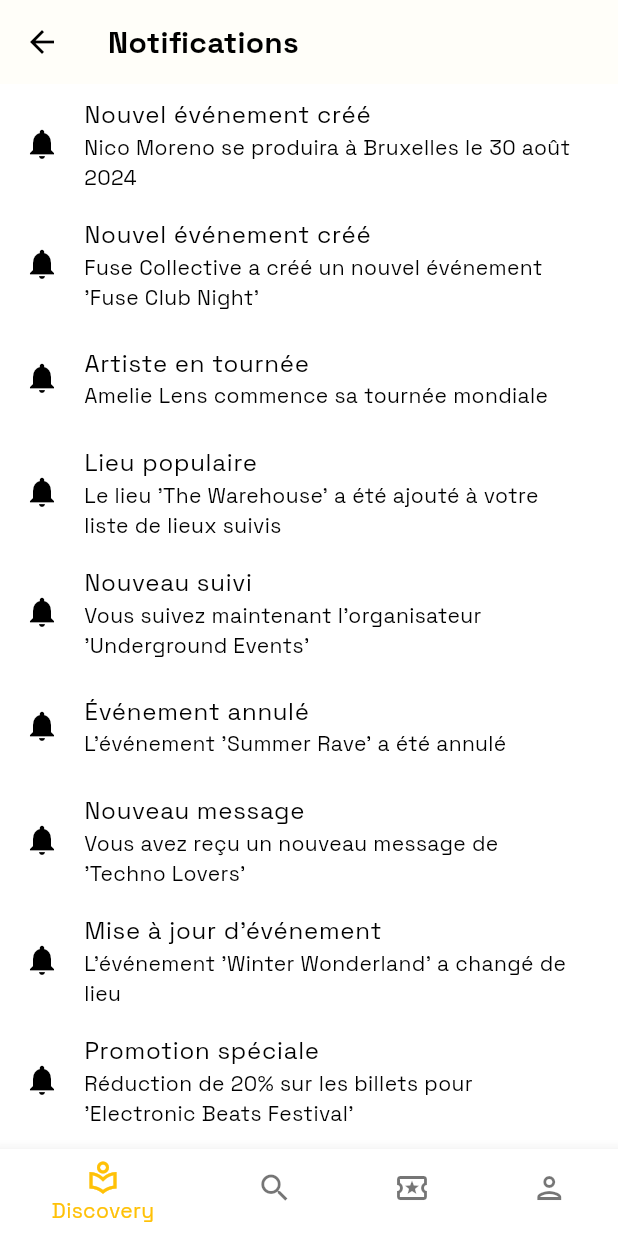
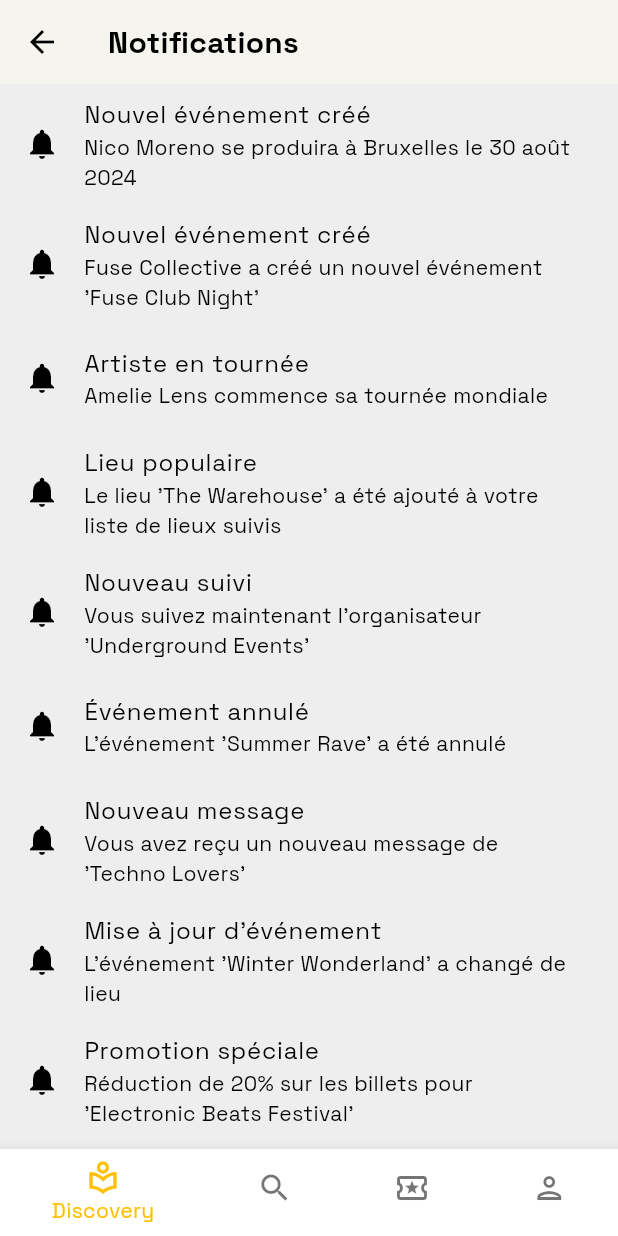
Before and after one commit to SwayLtd/Sway-App, a Flutter app: the screen it shows after launch, after a tap on an icon or button, on a phone screen of 412 x 824 dp. Run offline on Flutter 3.47's test engine with Material 3 defaults, Android fonts, the phone set to English and light mode, and no system bars; our stand-ins replace adaptive_theme, flutter_bloc, go_router, google_fonts, responsive_framework, shared_preferences and 1 more; generated files the repository leaves out were written again; network calls fail.

Commit message:
Updating theme for dark mode coherence

```diff
--- a/lib/core/constants/app_theme.dart
+++ b/lib/core/constants/app_theme.dart
@@ -1,3 +1,5 @@
+// app_theme.dart
+
 import 'package:flutter/material.dart';
 import 'package:flutter/services.dart';
 import 'package:google_fonts/google_fonts.dart';
@@ -17,17 +19,18 @@ class AppTheme {
   brightness: Brightness.light,
   fontFamily: GoogleFonts.spaceGrotesk().fontFamily,
   disabledColor: Colors.black54,
-    scaffoldBackgroundColor: Colors.white,
-    appBarTheme: const AppBarTheme(
-      systemOverlayStyle: SystemUiOverlayStyle(
+  scaffoldBackgroundColor: Colors.grey[200], // Légèrement grisé pour le fond
+  cardColor: Colors.white, // Couleur blanche pour les cartes
+  appBarTheme: AppBarTheme(
+    systemOverlayStyle: const SystemUiOverlayStyle(
       statusBarIconBrightness: Brightness.dark,
       statusBarBrightness: Brightness.light,
     ),
     elevation: 0.5,
-      color: Colors.white,
+    color: Colors.grey[100], // Légèrement grisé pour harmoniser avec le fond
   ),
-    bottomNavigationBarTheme: const BottomNavigationBarThemeData(
-      backgroundColor: Colors.white,
+  bottomNavigationBarTheme: BottomNavigationBarThemeData(
+    backgroundColor: Colors.grey[100], // Légèrement grisé pour harmoniser avec le fond
     selectedItemColor: Colors.amber,
     unselectedItemColor: Colors.black54,
   ),
@@ -92,16 +95,17 @@ class AppTheme {
   fontFamily: GoogleFonts.spaceGrotesk().fontFamily,
   disabledColor: Colors.white70,
   scaffoldBackgroundColor: Colors.black54,
-    appBarTheme: const AppBarTheme(
-      systemOverlayStyle: SystemUiOverlayStyle(
+  cardColor: Colors.grey[850], // Couleur pour les cartes dans le thème sombre
+  appBarTheme: AppBarTheme(
+    systemOverlayStyle: const SystemUiOverlayStyle(
       statusBarIconBrightness: Brightness.dark,
       statusBarBrightness: Brightness.light,
     ),
     elevation: 0.5,
-      color: Colors.white10,
+    color: Colors.grey[900], // Fond de l'AppBar légèrement grisé
   ),
-    bottomNavigationBarTheme: const BottomNavigationBarThemeData(
-      backgroundColor: Colors.black54,
+  bottomNavigationBarTheme: BottomNavigationBarThemeData(
+    backgroundColor: Colors.grey[900], // Fond de la BottomNavigationBar légèrement grisé
     selectedItemColor: Colors.amber,
     unselectedItemColor: Colors.white70,
   ),
--- a/lib/features/event/widgets/event_card.dart
+++ b/lib/features/event/widgets/event_card.dart
@@ -1,3 +1,5 @@
+// event_card.dart
+
 import 'package:flutter/material.dart';
 import 'package:intl/intl.dart';
 import 'package:sway_events/features/event/services/event_genre_service.dart';
@@ -30,6 +32,7 @@ class EventCard extends StatelessWidget {
         shape: RoundedRectangleBorder(borderRadius: BorderRadius.circular(15)),
         elevation: 5,
         margin: const EdgeInsets.all(10),
+        color: Theme.of(context).cardColor, // Utilisation de la couleur de fond de la carte du thème
         child: Column(
           crossAxisAlignment: CrossAxisAlignment.start,
           children: [
@@ -132,6 +135,11 @@ class EventCard extends StatelessWidget {
                 ),
               ],
             ),
+            const Divider(
+              height: 1,
+              thickness: 1,
+              color: Colors.grey,
+            ),
             Padding(
               padding: const EdgeInsets.all(10.0),
               child: Column(
@@ -217,7 +225,7 @@ class EventCard extends StatelessWidget {
                       ),
                       Text(
                         event.price,
-                        style: const TextStyle(fontSize: 14, color: Colors.black),
+                        style: TextStyle(fontSize: 14, color: Theme.of(context).textTheme.bodyMedium!.color),
                       ),
                     ],
                   ),
--- a/lib/features/event/widgets/info_card.dart
+++ b/lib/features/event/widgets/info_card.dart
@@ -1,3 +1,5 @@
+// info_card.dart
+
 import 'package:flutter/material.dart';
 
 class InfoCard extends StatelessWidget {
@@ -13,6 +15,7 @@ class InfoCard extends StatelessWidget {
       shape: RoundedRectangleBorder(borderRadius: BorderRadius.circular(10)),
       elevation: 2,
       margin: const EdgeInsets.symmetric(vertical: 5),
+      color: Theme.of(context).cardColor, // Utiliser la couleur de la card du thème
       child: ListTile(
         title: Text(title),
         subtitle: GestureDetector(
```
Lines whose indentation alone changed are shown as unchanged.
